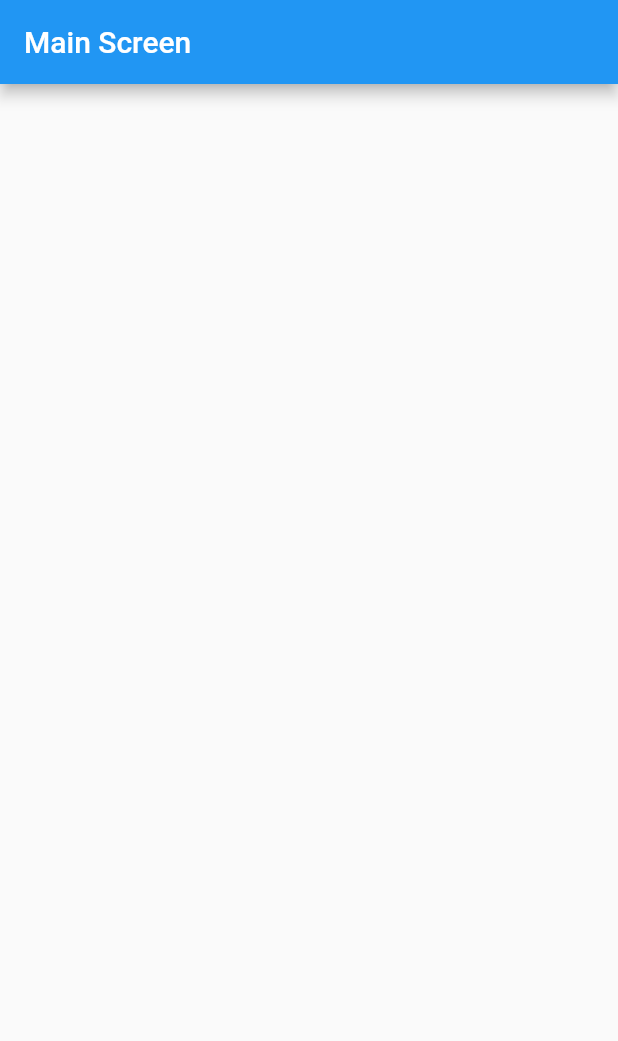
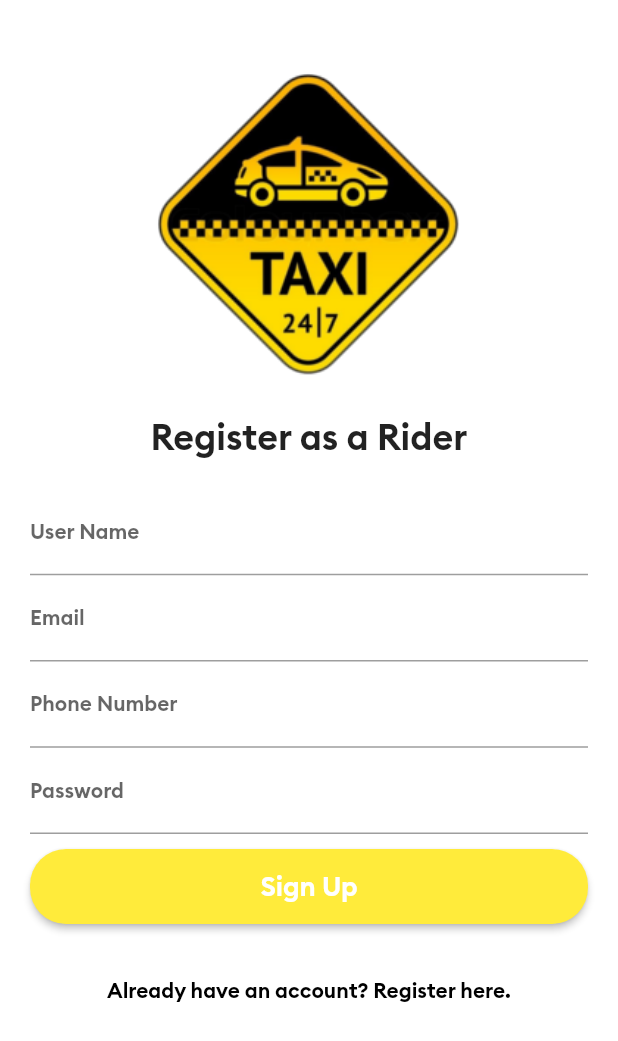
Before and after one commit to omeramasib/rider_app, a Flutter app: the screen it shows after launch, on a phone screen of 412 x 824 dp. Shown: the top 1041 px of the screen. Run offline on Flutter 3.47's test engine with Material 2 defaults, Android fonts, the phone set to English and light mode, and no system bars.

Commit message:
add login and signup screens

```diff
--- /dev/null
+++ b/lib/AllScreens/SignUpScreen.dart
@@ -0,0 +1,139 @@
+import 'package:flutter/material.dart';
+
+class SignUpScreen extends StatelessWidget {
+  @override
+  Widget build(BuildContext context) {
+    return Scaffold(
+      backgroundColor: Colors.white,
+      body: SingleChildScrollView(
+        child: Column(
+          children: [
+            SizedBox(
+              height: 25.0,
+            ),
+            Image(
+              image: AssetImage("images/logo.png"),
+              width: 390.0,
+              height: 250.0,
+              alignment: Alignment.center,
+            ),
+            SizedBox(
+              height: 1.0,
+            ),
+            Text(
+              "Register as a Rider",
+              style: TextStyle(fontSize: 24.0, fontFamily: "Brand Bold"),
+              textAlign: TextAlign.center,
+            ),
+            Padding(
+              padding: const EdgeInsets.all(20.0),
+              child: Column(
+                children: [
+                  SizedBox(
+                    height: 1.0,
+                  ),
+                  TextFormField(
+                    keyboardType: TextInputType.text,
+                    decoration: InputDecoration(
+                      labelText: "User Name",
+                      labelStyle: TextStyle(
+                        fontSize: 14.0,
+                      ),
+                      hintStyle: TextStyle(
+                        color: Colors.grey,
+                        fontSize: 10.0,
+                      ),
+                    ),
+                    style: TextStyle(fontSize: 14.0),
+                  ),
+                  SizedBox(
+                    height: 1.0,
+                  ),
+                  TextFormField(
+                    keyboardType: TextInputType.emailAddress,
+                    decoration: InputDecoration(
+                      labelText: "Email",
+                      labelStyle: TextStyle(
+                        fontSize: 14.0,
+                      ),
+                      hintStyle: TextStyle(
+                        color: Colors.grey,
+                        fontSize: 10.0,
+                      ),
+                    ),
+                    style: TextStyle(fontSize: 14.0),
+                  ),
+                  SizedBox(
+                    height: 1.0,
+                  ),
+                  TextFormField(
+                    keyboardType: TextInputType.phone,
+                    decoration: InputDecoration(
+                      labelText: "Phone Number",
+                      labelStyle: TextStyle(
+                        fontSize: 14.0,
+                      ),
+                      hintStyle: TextStyle(
+                        color: Colors.grey,
+                        fontSize: 10.0,
+                      ),
+                    ),
+                    style: TextStyle(fontSize: 14.0),
+                  ),
+                  SizedBox(
+                    height: 1.0,
+                  ),
+                  TextFormField(
+                    obscureText: true,
+                    decoration: InputDecoration(
+                      labelText: "Password",
+                      labelStyle: TextStyle(
+                        fontSize: 14.0,
+                      ),
+                      hintStyle: TextStyle(
+                        color: Colors.grey,
+                        fontSize: 10.0,
+                      ),
+                    ),
+                    style: TextStyle(fontSize: 14.0),
+                  ),
+                  SizedBox(
+                    height: 10.0,
+                  ),
+                  ElevatedButton(
+                      onPressed: () {},
+                      child: Text(
+                        "Sign Up",
+                        style:
+                            TextStyle(fontSize: 18.0, fontFamily: "Brand Bold"),
+                      ),
+                      style: ButtonStyle(
+                        backgroundColor:
+                            MaterialStateProperty.all<Color>(Colors.yellow),
+                        maximumSize:
+                            MaterialStateProperty.all<Size>(Size(400, 50)),
+                        minimumSize:
+                            MaterialStateProperty.all<Size>(Size(400, 50)),
+                        shape:
+                            MaterialStateProperty.all<RoundedRectangleBorder>(
+                          RoundedRectangleBorder(
+                            borderRadius: BorderRadius.circular(24.0),
+                          ),
+                        ),
+                      )),
+                ],
+              ),
+            ),
+            TextButton(
+              onPressed: () {},
+              child: Text(
+                "Already have an account? Register here.",
+                style: TextStyle(color: Colors.black),
+              ),
+            ),
+          ],
+        ),
+      ),
+    );
+  }
+}
--- a/lib/main.dart
+++ b/lib/main.dart
@@ -1,5 +1,5 @@
 import 'package:flutter/material.dart';
-import 'package:rider_app/AllScreens/mainscreen.dart';
+import 'package:rider_app/AllScreens/SignUpScreen.dart';
 
 void main() {
   runApp(MyApp());
@@ -10,12 +10,13 @@ class MyApp extends StatelessWidget {
   @override
   Widget build(BuildContext context) {
     return MaterialApp(
-      title: 'Flutter Demo',
+      title: 'Taxi Rider App',
       theme: ThemeData(
         primarySwatch: Colors.blue,
         visualDensity: VisualDensity.adaptivePlatformDensity,
+        fontFamily: "Brand Bold",
       ),
-      home: MainScreen(),
+      home: SignUpScreen(),
       debugShowCheckedModeBanner: false,
     );
   }
```
Also changed, not shown: lib/AllScreens/LoginScreen.dart (added, +105 -0 lines), pubspec.yaml (+13 -14 lines), fonts/Signatra.ttf (added), fonts/bolt-regular.ttf (added), fonts/bolt-semibold.ttf (added), images/car_android.png (added), images/car_ios.png (added), images/desticon.png (added), images/desticon1.png (added), images/logo.png (added), images/logo1.png (added), images/pickicon.png (added), images/posimarker.png (added), images/redmarker.png (added), 2 more files, 1 other file.
